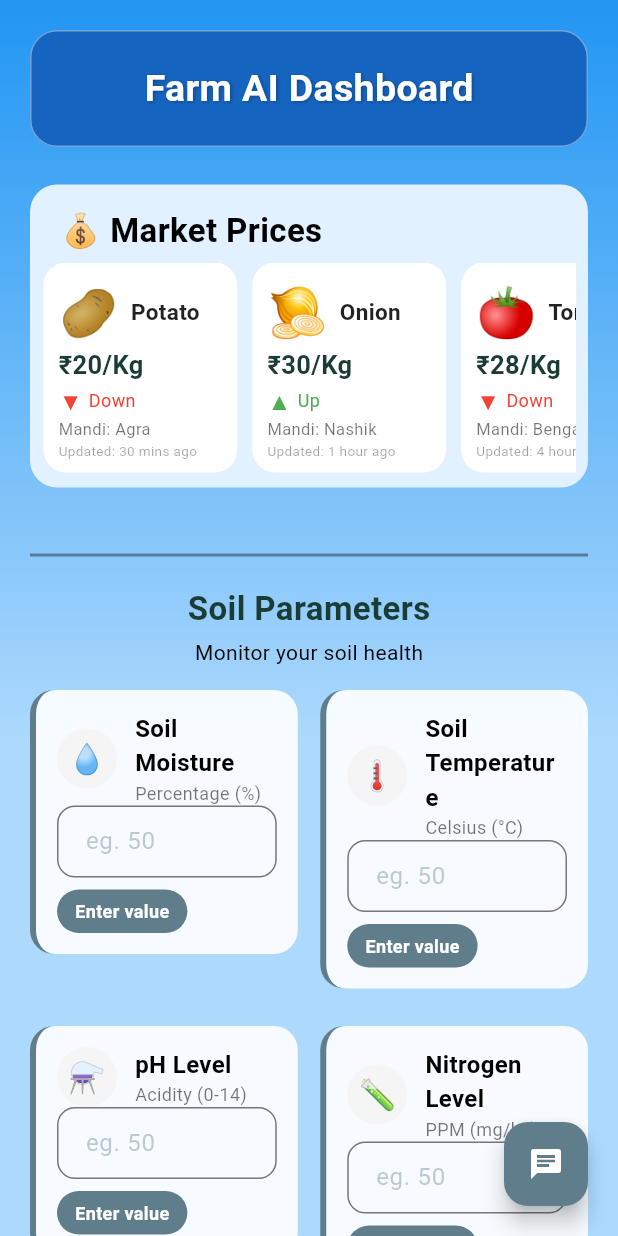
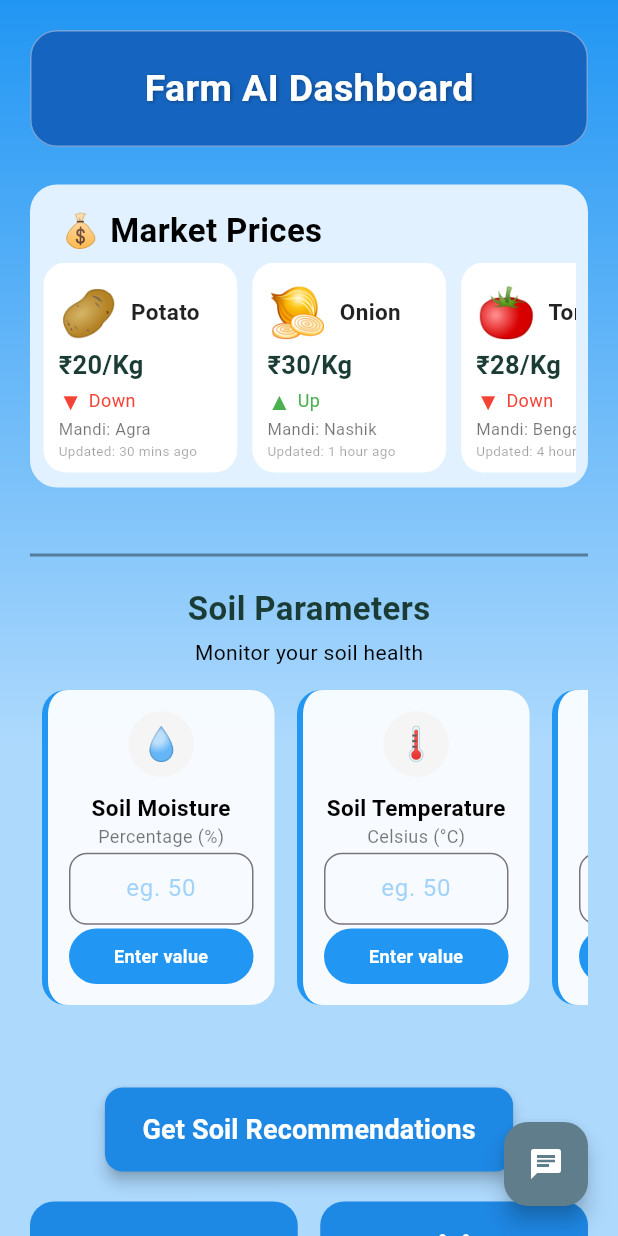
Before and after one commit to pranav14-1/HariVest, a Flutter app: the screen it shows after launch, on a phone screen of 412 x 824 dp. Run offline on Flutter 3.47's test engine with Material 3 defaults, Android fonts, the phone set to English and light mode, and no system bars.

Commit message:
dashborad ui done

```diff
--- a/lib/screens/dashboard.dart
+++ b/lib/screens/dashboard.dart
@@ -177,7 +177,7 @@
   }
 
   Map<String, dynamic> getParameterStatus(String value, String type) {
-    if (value.isEmpty) return {'color': Colors.blueGrey, 'text': 'Enter value'};
+    if (value.isEmpty) return {'color': Colors.blue, 'text': 'Enter value'};
     final numValue = double.tryParse(value) ?? 0;
     switch (type) {
       case 'moisture':
@@ -197,7 +197,7 @@
         if (numValue > 40) return {'color': Colors.orange, 'text': 'High'};
         return {'color': Colors.green, 'text': 'Good'};
       default:
-        return {'color': Colors.blueGrey, 'text': 'Enter value'};
+        return {'color': Colors.blue, 'text': 'Enter value'};
     }
   }
 
@@ -493,11 +493,13 @@
                               ),
                             ),
                             const SizedBox(height: 15),
-                            Wrap(
-                              spacing: 15,
-                              runSpacing: 15,
-                              alignment: WrapAlignment.spaceEvenly,
-                              runAlignment: WrapAlignment.center,
+                            SizedBox(
+                              height: 220,
+                              child: ListView(
+                                scrollDirection: Axis.horizontal,
+                                padding: const EdgeInsets.symmetric(
+                                  horizontal: 8,
+                                ),
                                 children: [
                                   _buildParameterCard(
                                     '💧',
@@ -507,6 +509,7 @@
                                     (v) => setState(() => moisture = v),
                                     getParameterStatus(moisture, 'moisture'),
                                   ),
+                                  const SizedBox(width: 15),
                                   _buildParameterCard(
                                     '🌡️',
                                     'Soil Temperature',
@@ -518,6 +521,7 @@
                                       'temperature',
                                     ),
                                   ),
+                                  const SizedBox(width: 15),
                                   _buildParameterCard(
                                     '⚗️',
                                     'pH Level',
@@ -526,6 +530,7 @@
                                     (v) => setState(() => ph = v),
                                     getParameterStatus(ph, 'ph'),
                                   ),
+                                  const SizedBox(width: 15),
                                   _buildParameterCard(
                                     '🧪',
                                     'Nitrogen Level',
@@ -535,6 +540,7 @@
                                     getParameterStatus(nitrogen, 'nitrogen'),
                                   ),
                                 ],
+                              ),
                             ),
                           ],
                         ),
@@ -758,7 +764,8 @@
       TextPosition(offset: controller.text.length),
     );
     return Container(
-      width: (MediaQuery.of(context).size.width - 55) / 2,
+      width: 155,
+      height: 220,
       decoration: BoxDecoration(
         color: Colors.white.withValues(alpha: 0.9),
         borderRadius: BorderRadius.circular(16),
@@ -767,40 +774,41 @@
       margin: const EdgeInsets.only(bottom: 10),
       padding: const EdgeInsets.all(14),
       child: Column(
-        crossAxisAlignment: CrossAxisAlignment.start,
+        mainAxisAlignment: MainAxisAlignment.spaceBetween,
+        crossAxisAlignment: CrossAxisAlignment.center,
         children: [
-          Row(
+          // Top section: emoji, label, unit
+          Column(
             children: [
               CircleAvatar(
                 backgroundColor: Colors.grey.shade100,
-                child: Text(emoji, style: const TextStyle(fontSize: 20)),
+                radius: 22,
+                child: Text(emoji, style: const TextStyle(fontSize: 22)),
               ),
-              const SizedBox(width: 12),
-              Expanded(
-                child: Column(
-                  crossAxisAlignment: CrossAxisAlignment.start,
-                  children: [
+              const SizedBox(height: 10),
               Text(
                 label,
+                textAlign: TextAlign.center,
                 style: const TextStyle(
                   fontWeight: FontWeight.w600,
-                        fontSize: 16,
+                  fontSize: 15,
                   color: Colors.black,
                 ),
+                maxLines: 2,
+                overflow: TextOverflow.ellipsis,
               ),
               Text(
                 unit,
-                      style: const TextStyle(
-                        fontSize: 12,
-                        color: Colors.black54,
-                      ),
+                textAlign: TextAlign.center,
+                style: const TextStyle(fontSize: 12, color: Colors.black54),
               ),
             ],
           ),
-              ),
-            ],
-          ),
-          TextField(
+          // Middle section: TextField
+          SizedBox(
+            width: double.infinity,
+            child: TextField(
+              textAlign: TextAlign.center,
               decoration: InputDecoration(
                 hintText: 'eg. 50',
                 hintStyle: TextStyle(
@@ -813,17 +821,19 @@
                   ),
                 ),
                 contentPadding: const EdgeInsets.symmetric(
-                horizontal: 15,
-                vertical: 10,
+                  horizontal: 10,
+                  vertical: 8,
                 ),
               ),
               keyboardType: TextInputType.number,
               onChanged: onChanged,
               controller: controller,
             ),
-          const SizedBox(height: 8),
+          ),
+          // Bottom section: Status
           Container(
-            padding: const EdgeInsets.symmetric(horizontal: 12, vertical: 6),
+            alignment: Alignment.center,
+            padding: const EdgeInsets.symmetric(horizontal: 12, vertical: 10),
             decoration: BoxDecoration(
               color: status['color'],
               borderRadius: BorderRadius.circular(20),
@@ -835,6 +845,7 @@
                 fontSize: 12,
                 fontWeight: FontWeight.bold,
               ),
+              textAlign: TextAlign.center,
             ),
           ),
         ],
```
Lines whose indentation alone changed are shown as unchanged.
